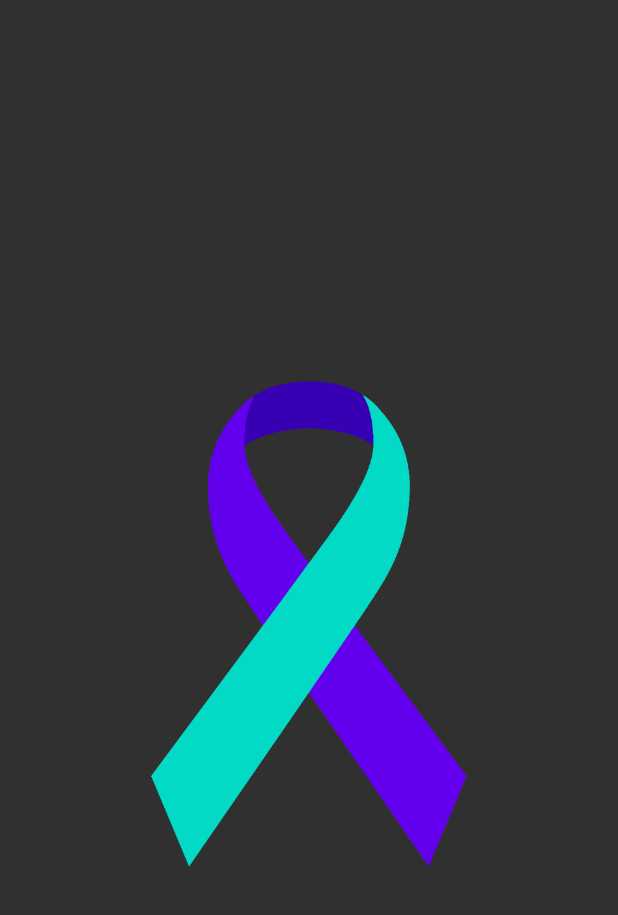
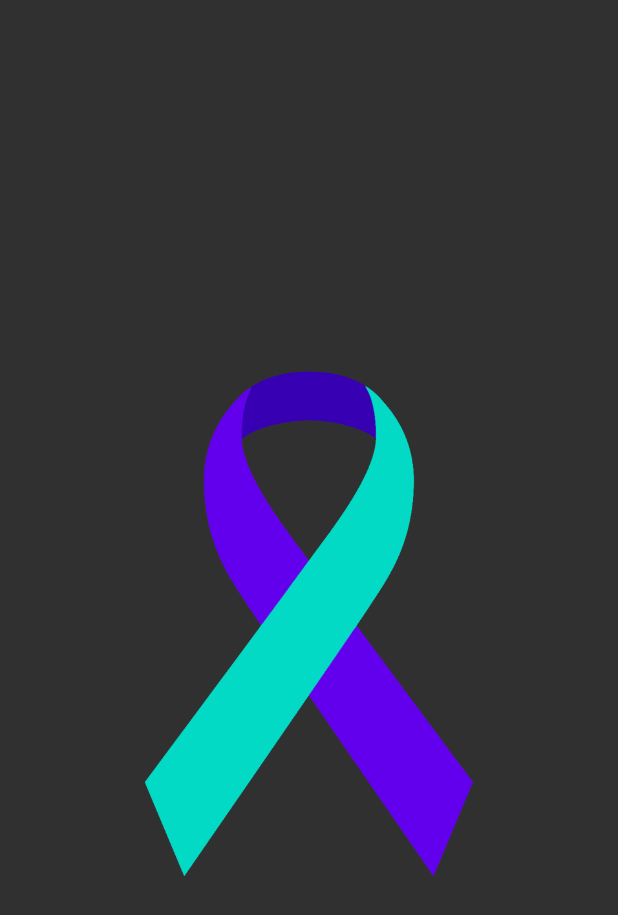
Before and after one commit to urmilshroff/do_not_kys, an Android app: the SplashScreenActivity screen opened directly, with no data from a screen before it, on a phone screen of 412 x 824 dp. Shown: the top 915 px of the screen. Run offline under Robolectric (Android 15) with nearby library versions, the light colour scheme and no system bars.

Commit message:
Fixed backpress when loading SS

```diff
--- a/app/src/main/java/com/urmilshroff/do_not_kys/SplashScreenActivity.kt
+++ b/app/src/main/java/com/urmilshroff/do_not_kys/SplashScreenActivity.kt
@@ -21,4 +21,9 @@ class SplashScreenActivity:AppCompatActivity()
                 finish()
             },delay)
     }
+
+    override fun onBackPressed()
+    {
+        finish()
+    }
 }
--- a/app/src/main/res/layout/activity_splash_screen.xml
+++ b/app/src/main/res/layout/activity_splash_screen.xml
@@ -8,12 +8,13 @@
 
     <ImageView
         android:id="@+id/imageViewSplashScreen"
-        android:layout_width="0dp"
-        android:layout_height="0dp"
+        android:layout_width="wrap_content"
+        android:layout_height="wrap_content"
         android:layout_marginStart="8dp"
         android:layout_marginTop="8dp"
         android:layout_marginEnd="8dp"
         android:contentDescription="@string/app_name"
+        android:scaleType="fitCenter"
         app:layout_constraintBottom_toBottomOf="parent"
         app:layout_constraintEnd_toEndOf="parent"
         app:layout_constraintStart_toStartOf="parent"
```
